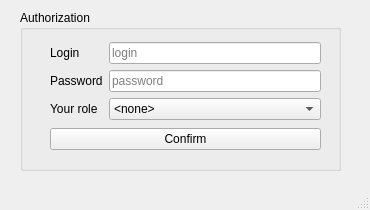
The window that QTcreator/Diary/mainwindow.ui (albaSANDROS/DIPLOMA-PROJECT.-Multi-user-client-server-application-e-journal) describes before a commit, drawn with Qt 5.
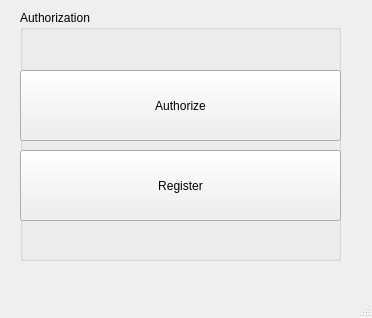
The same window after the commit.

```diff
--- a/QTcreator/Diary/mainwindow.ui
+++ b/QTcreator/Diary/mainwindow.ui
@@ -6,8 +6,8 @@
    <rect>
     <x>0</x>
     <y>0</y>
-    <width>370</width>
-    <height>210</height>
+    <width>372</width>
+    <height>318</height>
    </rect>
   </property>
   <property name="windowTitle">
@@ -20,107 +20,37 @@
       <x>20</x>
       <y>10</y>
       <width>321</width>
-      <height>161</height>
+      <height>251</height>
      </rect>
     </property>
     <property name="title">
      <string>Authorization</string>
     </property>
-    <widget class="QWidget" name="layoutWidget">
+    <widget class="QPushButton" name="authorize_button">
      <property name="geometry">
       <rect>
-       <x>30</x>
-       <y>30</y>
-       <width>271</width>
-       <height>114</height>
+       <x>0</x>
+       <y>60</y>
+       <width>321</width>
+       <height>71</height>
       </rect>
      </property>
-     <layout class="QVBoxLayout" name="verticalLayout_3">
-      <item>
-       <layout class="QHBoxLayout" name="horizontalLayout">
-        <item>
-         <layout class="QVBoxLayout" name="verticalLayout">
-          <item>
-           <widget class="QLabel" name="label">
-            <property name="text">
-             <string>Login</string>
-            </property>
-           </widget>
-          </item>
-          <item>
-           <widget class="QLabel" name="label_2">
-            <property name="text">
-             <string>Password</string>
-            </property>
-           </widget>
-          </item>
-          <item>
-           <widget class="QLabel" name="label_3">
-            <property name="text">
-             <string>Your role</string>
-            </property>
-           </widget>
-          </item>
-         </layout>
-        </item>
-        <item>
-         <layout class="QVBoxLayout" name="verticalLayout_2">
-          <item>
-           <widget class="QLineEdit" name="auth_login">
-            <property name="placeholderText">
-             <string>login</string>
-            </property>
-           </widget>
-          </item>
-          <item>
-           <widget class="QLineEdit" name="auth_pass">
-            <property name="echoMode">
-             <enum>QLineEdit::Password</enum>
-            </property>
-            <property name="placeholderText">
-             <string>password</string>
-            </property>
-           </widget>
-          </item>
-          <item>
-           <widget class="QComboBox" name="comboBox_role">
-            <property name="editable">
-             <bool>false</bool>
-            </property>
-            <item>
-             <property name="text">
-              <string>&lt;none&gt;</string>
-             </property>
-            </item>
-            <item>
-             <property name="text">
-              <string>Teacher</string>
-             </property>
-            </item>
-            <item>
-             <property name="text">
-              <string>Parent</string>
-             </property>
-            </item>
-            <item>
-             <property name="text">
-              <string>Student</string>
-             </property>
-            </item>
-           </widget>
-          </item>
-         </layout>
-        </item>
-       </layout>
-      </item>
-      <item>
-       <widget class="QPushButton" name="auth_confirm">
-        <property name="text">
-         <string>Confirm</string>
-        </property>
-       </widget>
-      </item>
-     </layout>
+     <property name="text">
+      <string>Authorize</string>
+     </property>
+    </widget>
+    <widget class="QPushButton" name="register_button">
+     <property name="geometry">
+      <rect>
+       <x>0</x>
+       <y>140</y>
+       <width>321</width>
+       <height>71</height>
+      </rect>
+     </property>
+     <property name="text">
+      <string>Register</string>
+     </property>
     </widget>
    </widget>
   </widget>
```
Left out of the diff: 4 changed lines with no effect on the pictures.
